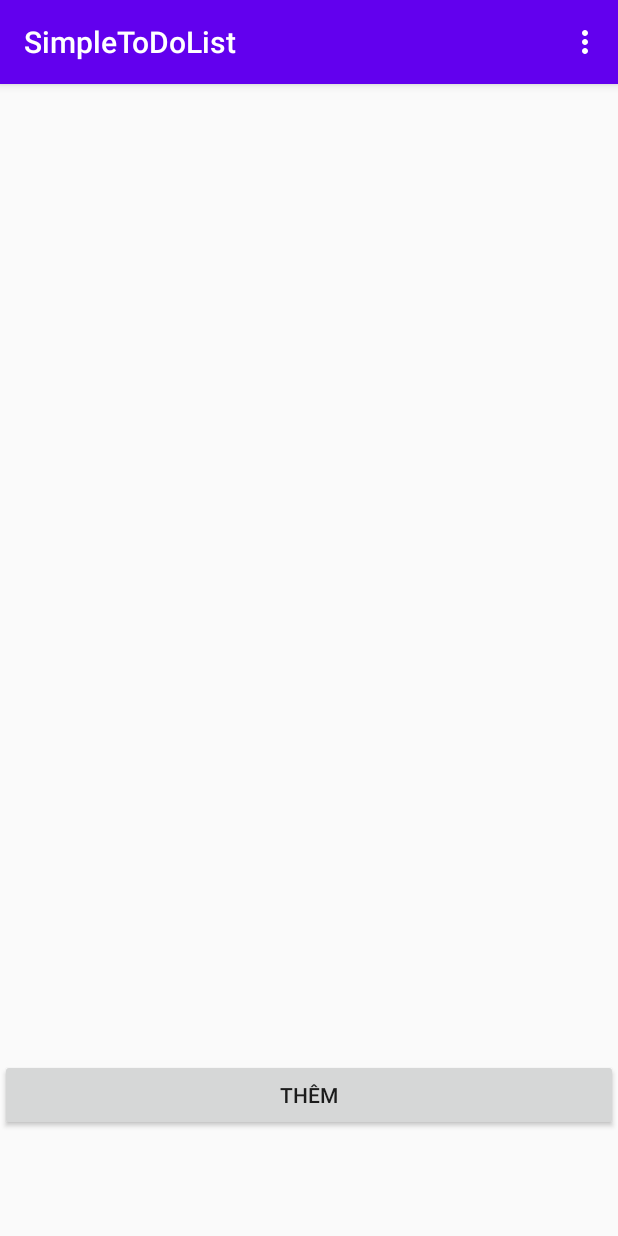
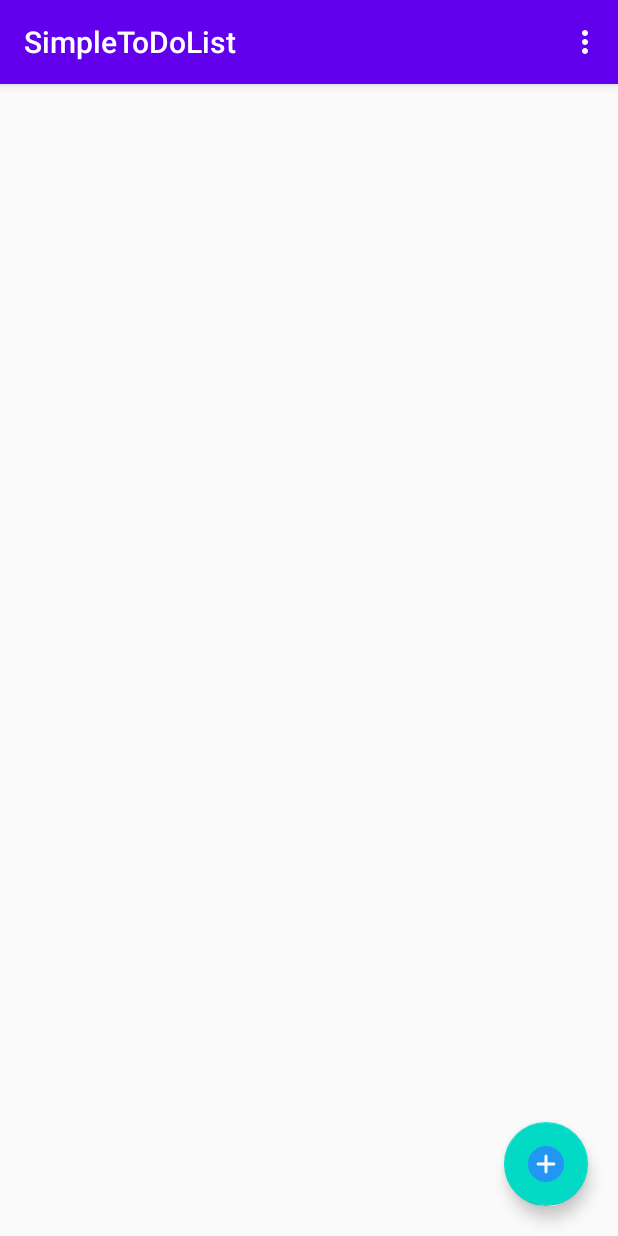
Before and after one commit to TVHung/Simple-To-Do-List, an Android app: the screen it shows after launch (MainActivity), on a phone screen of 412 x 824 dp. Run offline under Robolectric (Android 15) with nearby library versions, the phone set to English and light mode, and no system bars.

Commit message:
use floating button

```diff
--- a/app/build.gradle
+++ b/app/build.gradle
@@ -27,7 +27,6 @@ dependencies {
     implementation fileTree(dir: 'libs', include: ['*.jar'])
 
     implementation 'androidx.appcompat:appcompat:1.1.0'
-    implementation 'com.google.android.material:material:1.1.0'
     implementation 'androidx.constraintlayout:constraintlayout:1.1.3'
     implementation 'androidx.navigation:navigation-fragment:2.0.0'
     implementation 'androidx.navigation:navigation-ui:2.0.0'
@@ -35,4 +34,6 @@ dependencies {
     testImplementation 'junit:junit:4.12'
     androidTestImplementation 'androidx.test.ext:junit:1.1.1'
     androidTestImplementation 'androidx.test.espresso:espresso-core:3.2.0'
+    //noinspection GradleCompatible
+    implementation 'com.google.android.material:material:1.0.0'
 }
--- a/app/src/main/java/com/example/simpletodolist/MainActivity.java
+++ b/app/src/main/java/com/example/simpletodolist/MainActivity.java
@@ -18,14 +18,14 @@ import java.util.*;
 import android.widget.Toast;
 import com.example.adapter.TodoAdapter;
 import com.example.model.Todo;
+import com.google.android.material.floatingactionbutton.FloatingActionButton;
+
 import java.util.ArrayList;
 import java.util.Collection;
 import java.util.Collections;
 
 public class MainActivity extends AppCompatActivity {
-    int id = -1;
-    Button btnThem;
-
+    FloatingActionButton fabAdd;
     ListView lvTodo;
     ArrayList<Todo> dsTodo;
     TodoAdapter todoAdapter;
@@ -40,7 +40,7 @@ public class MainActivity extends AppCompatActivity {
     }
 
     private void addControllers() {
-        btnThem = findViewById(R.id.btnThem);
+        fabAdd = findViewById(R.id.fabAdd);
         lvTodo = findViewById(R.id.lvTodo);
 
         lvTodo = findViewById(R.id.lvTodo);
@@ -50,7 +50,7 @@ public class MainActivity extends AppCompatActivity {
     }
 
     private void addEvents() {
-        btnThem.setOnClickListener(new View.OnClickListener() {
+        fabAdd.setOnClickListener(new View.OnClickListener() {
             @Override
             public void onClick(View v) {
                 xuLyLayKetQua();
--- a/app/src/main/res/layout/activity_main.xml
+++ b/app/src/main/res/layout/activity_main.xml
@@ -1,5 +1,5 @@
 <?xml version="1.0" encoding="utf-8"?>
-<LinearLayout xmlns:android="http://schemas.android.com/apk/res/android"
+<androidx.coordinatorlayout.widget.CoordinatorLayout xmlns:android="http://schemas.android.com/apk/res/android"
     xmlns:app="http://schemas.android.com/apk/res-auto"
     xmlns:tools="http://schemas.android.com/tools"
     android:layout_width="match_parent"
@@ -10,13 +10,15 @@
     <ListView
         android:id="@+id/lvTodo"
         android:layout_width="match_parent"
-        android:layout_height="650dp" />
+        android:layout_height="match_parent" />
 
-    <Button
-        android:id="@+id/btnThem"
-        android:layout_width="match_parent"
+    <com.google.android.material.floatingactionbutton.FloatingActionButton
+        android:id="@+id/fabAdd"
+        android:layout_width="wrap_content"
         android:layout_height="wrap_content"
-        android:layout_gravity="center"
-        android:text="@string/add_todo" />
+        android:src="@drawable/add"
+        android:layout_gravity="bottom|end"
+        android:layout_marginBottom="20dp"
+        android:layout_marginRight="20dp"/>
 
-</LinearLayout>
+</androidx.coordinatorlayout.widget.CoordinatorLayout>
```
Also changed, not shown: app/src/main/res/drawable/add.png (added).
